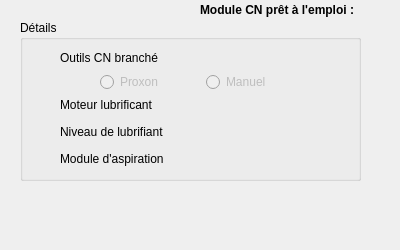
Old version of the form src/CNCChecker.ui in the repository polybox3d/polybox.
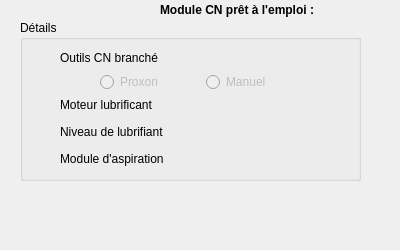
New version of the form. Icons and pictures are not drawn. Custom widgets are drawn as their Qt base class.

Patch:
```diff
--- a/src/CNCChecker.ui
+++ b/src/CNCChecker.ui
@@ -16,9 +16,9 @@
   <widget class="QLabel" name="label_8">
    <property name="geometry">
     <rect>
-     <x>200</x>
+     <x>160</x>
      <y>0</y>
-     <width>171</width>
+     <width>211</width>
      <height>21</height>
     </rect>
    </property>
@@ -81,7 +81,7 @@
      <rect>
       <x>40</x>
       <y>76</y>
-      <width>106</width>
+      <width>161</width>
       <height>17</height>
      </rect>
     </property>
@@ -132,7 +132,7 @@
      <rect>
       <x>40</x>
       <y>103</y>
-      <width>118</width>
+      <width>161</width>
       <height>17</height>
      </rect>
     </property>
@@ -164,7 +164,7 @@
      <rect>
       <x>40</x>
       <y>29</y>
-      <width>109</width>
+      <width>161</width>
       <height>17</height>
      </rect>
     </property>
@@ -177,7 +177,7 @@
      <rect>
       <x>40</x>
       <y>130</y>
-      <width>119</width>
+      <width>161</width>
       <height>17</height>
      </rect>
     </property>
```
